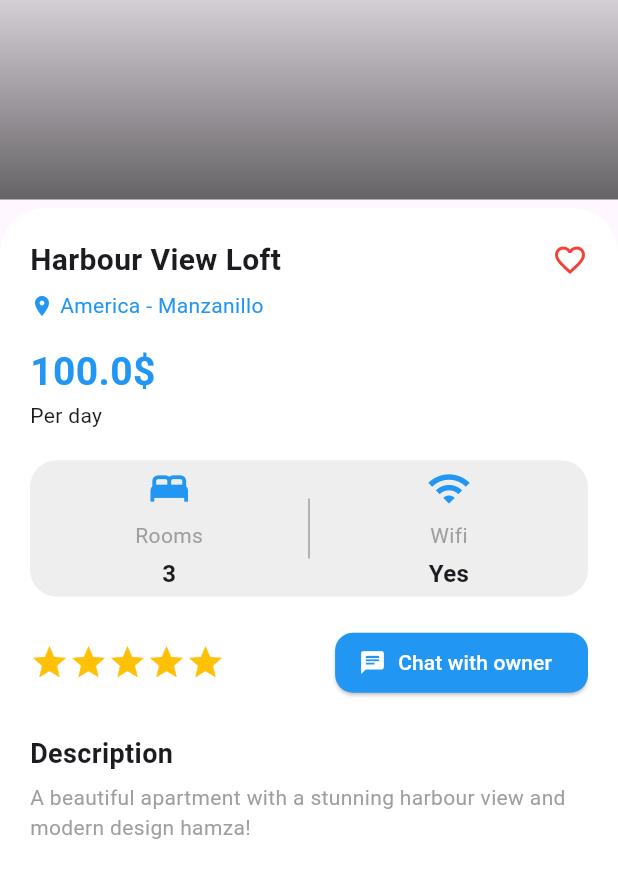
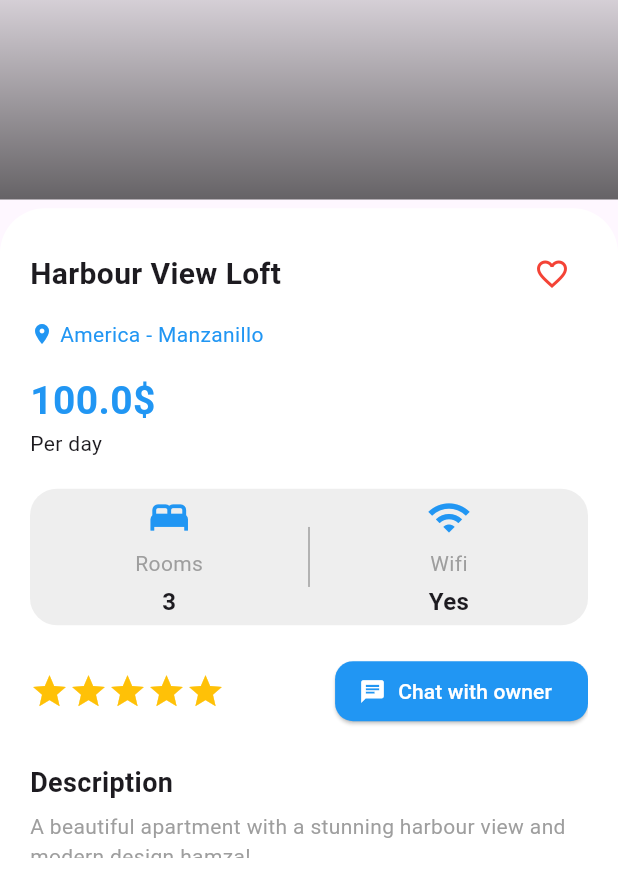
Before and after one commit to HamzaDihna/bookingFullStack, a Flutter app: the HomePage screen opened directly, after a tap on the "favorite outline" icon, after a tap on "Harbour View Loft", on a phone screen of 412 x 824 dp, the part 348-1236 px from its top. Run offline on Flutter 3.47's test engine with Material 3 defaults, Android fonts, the phone set to English and light mode, and no system bars; our stand-ins replace dio, get, get_storage, image_picker, table_calendar; accounts and stored records are empty; network calls fail.

Commit message:
finish api favorite

```diff
--- a/lib/controller/home/favorite_controller.dart
+++ b/lib/controller/home/favorite_controller.dart
@@ -1,39 +1,56 @@
 import 'package:bookingresidentialapartments/models/apartment_model.dart';
-import 'package:bookingresidentialapartments/services/api_service.dart.dart';
 import 'package:get/get.dart';
-import 'package:get/get_state_manager/src/simple/get_controllers.dart';
+import '../../services/api_service.dart.dart';
 
 class FavoriteController extends GetxController {
   var favorites = <ApartmentModel>[].obs;
   var isLoading = false.obs;
 
-
-  Future<void> fetchFavorites() async {
+   Future<void> loadFavorites() async {
     try {
       isLoading.value = true;
 
       final data = await ApiService.getFavorites();
 
       favorites.assignAll(
-        data.map((e) {
-          final apartmentJson = e['apartment'];
-          apartmentJson['is_favorite'] = true;
-          return ApartmentModel.fromJson(apartmentJson);
-        }).toList(),
+        data
+            .map((item) {
+              // 🔥 هون الحل
+              final apartmentJson = item['apartment'];
+              return ApartmentModel.fromJson(apartmentJson);
+            })
+            .toList(),
       );
+    } catch (e) {
+      print('❌ Load favorites error: $e');
     } finally {
       isLoading.value = false;
     }
   }
-
-    void addFavorite(ApartmentModel apartment) {
+  void addFavorite(ApartmentModel apartment) {
     if (!favorites.any((a) => a.id == apartment.id)) {
       favorites.add(apartment);
     }
   }
 
-  // 🔥 حذف مباشر
-  void removeFavorite(String apartmentId) {
-    favorites.removeWhere((a) => a.id == apartmentId);
+  void removeFavorite(String id) {
+    favorites.removeWhere((a) => a.id == id);
+  }
+
+  bool isFavorite(String id) {
+    return favorites.any((a) => a.id == id);
+  }
+  Future<void> toggleFavorite(ApartmentModel apartment) async {
+    try {
+      final isFav = await ApiService.toggleFavorite(int.parse(apartment.id));
+
+      if (isFav) {
+        favorites.add(apartment);
+      } else {
+        favorites.removeWhere((a) => a.id == apartment.id);
+      }
+    } catch (e) {
+      print('❌ Toggle favorite error: $e');
+    }
   }
 }
--- a/lib/controller/home/home_controller.dart
+++ b/lib/controller/home/home_controller.dart
@@ -22,6 +22,7 @@ RxMap<String, dynamic> activeFilters = <String, dynamic>{}.obs;
   @override
   void onInit() {
     super.onInit();
+     Get.find<FavoriteController>().loadFavorites();
 fetchApartments();
     allApartments.addAll([
       ApartmentModel(
@@ -135,14 +136,11 @@ void clearFilters() {
 
 Future<void> toggleFavorite(String id) async {
   final favController = Get.find<FavoriteController>();
+  final apartment =
+      allApartments.firstWhereOrNull((a) => a.id == id);
 
-  final index =
-      allApartments.indexWhere((a) => a.id == id);
-  if (index == -1) return;
+  if (apartment == null) return;
 
-  final apartment = allApartments[index];
-
-  // optimistic update
   apartment.isFavorite = !apartment.isFavorite;
   filteredApartments.refresh();
 
@@ -151,18 +149,18 @@ Future<void> toggleFavorite(String id) async {
         await ApiService.toggleFavorite(int.parse(id));
 
     apartment.isFavorite = isFav;
-    filteredApartments.refresh();
 
-    // 🔥 تحديث صفحة المفضلة مباشرة
     if (isFav) {
       favController.addFavorite(apartment);
     } else {
-      favController.removeFavorite(apartment.id);
+      favController.removeFavorite(id);
     }
+
+    filteredApartments.refresh();
   } catch (e) {
     apartment.isFavorite = !apartment.isFavorite;
     filteredApartments.refresh();
-    Get.snackbar('Error', e.toString());
+    Get.snackbar('Error', 'Failed to update favorite');
   }
 }
 
--- a/lib/models/apartment_model.dart
+++ b/lib/models/apartment_model.dart
@@ -8,8 +8,7 @@ class ApartmentModel {
    int rooms;
    bool hasWifi;
    String description;
-
-  bool isFavorite;
+bool isFavorite;
 
   ApartmentModel({
     required this.id,
@@ -48,6 +47,6 @@ factory ApartmentModel.fromJson(Map<String, dynamic> json) {
     rooms: int.tryParse(json['bedrooms'].toString()) ?? 0,
     hasWifi: json['has_wifi'] == 1 || json['has_wifi'] == true,
     description: json['description'] ?? '',
-    isFavorite: json['is_favorite'] ?? false,
+    isFavorite: json['is_favorite'] == 1 || json['is_favorite'] == true,
   );
 }}
--- a/lib/screens/apartment_details_page.dart
+++ b/lib/screens/apartment_details_page.dart
@@ -1,3 +1,4 @@
+import 'package:bookingresidentialapartments/controller/home/favorite_controller.dart';
 import 'package:bookingresidentialapartments/controller/navigation_controller.dart';
 import 'package:flutter/material.dart';
 import 'package:get/get.dart';
@@ -6,6 +7,8 @@ import '../models/apartment_model.dart';
 class ApartmentDetailsPage extends StatelessWidget {
    ApartmentDetailsPage({super.key});
 final navController = Get.find<NavigationController>();
+  final favoriteController = Get.find<FavoriteController>();
+
   @override
   Widget build(BuildContext context) {
 final apartment = Get.arguments as ApartmentModel?;
@@ -111,12 +114,20 @@ if (apartment == null) {
                               fontWeight: FontWeight.bold,
                             ),
                           ),
-                          Icon(
-                            apartment.isFavorite
-                                ? Icons.favorite
-                                : Icons.favorite_border,
-                            color: Colors.red,
-                          ),
+                          Obx(() {
+  final isFav =
+      favoriteController.isFavorite(apartment.id);
+
+  return IconButton(
+    icon: Icon(
+      isFav ? Icons.favorite : Icons.favorite_border,
+      color: Colors.red,
+    ),
+    onPressed: () {
+      favoriteController.toggleFavorite(apartment);
+    },
+  );
+}),
                         ],
                       ),
 
--- a/lib/screens/login_screen.dart
+++ b/lib/screens/login_screen.dart
@@ -1,5 +1,6 @@
 
 import 'package:bookingresidentialapartments/controller/auth/login_controller.dart';
+import 'package:bookingresidentialapartments/controller/home/favorite_controller.dart';
 import 'package:bookingresidentialapartments/helper/my_flutter_app_icons.dart';
 import 'package:bookingresidentialapartments/screens/signup_page.dart';
 import 'package:bookingresidentialapartments/widget/text_field.dart';
@@ -12,9 +13,12 @@ class LoginScreen extends StatelessWidget {
   LoginScreen({super.key});
 
   final LoginController controller = Get.put(LoginController());
+  final favoriteController = Get.find<FavoriteController>();
+
 
   @override
   Widget build(BuildContext context) {
+
     return Scaffold(
       resizeToAvoidBottomInset: true,
       body: SingleChildScrollView(
--- a/lib/widget/apartment_card.dart
+++ b/lib/widget/apartment_card.dart
@@ -65,12 +65,16 @@ final bool enableNavigation;
                     ),
 
                     /// ❤️ Favorite
+                    Obx(
+                      () {
+                        bool isFav = favController.isFavorite(apartment.id);
+                        return
                     Positioned(
                       bottom: 20,
                       right: 20,
                       child: GestureDetector(
                         onTap: () {
-                          controller.toggleFavorite(apartment.id);
+                          favController.toggleFavorite(apartment);
                         },
                         child: Container(
 
@@ -86,16 +90,15 @@ final bool enableNavigation;
                             ],
                           ),
                             child: Icon(
-                              apartment.isFavorite
-                                  ? Icons.favorite
-                                  : Icons.favorite_border,
-                              color: apartment.isFavorite ? Colors.red : Colors.grey,
-                              size: 20,
+                          isFav ? Icons.favorite : Icons.favorite_border,
+                         color: isFav ? Colors.red : Colors.grey,
+                         size: 20,
 
                             ),
                           ),
                         ),
-                      ),
+                      );
+                      },)
 
                   ],
                 ),
```
